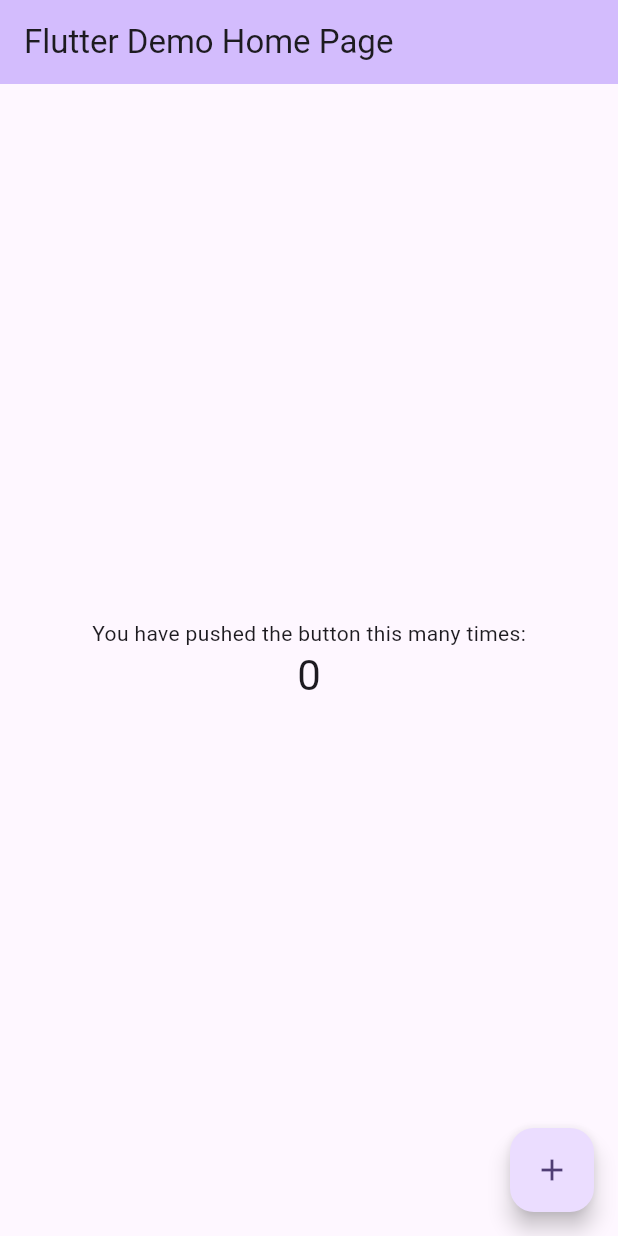
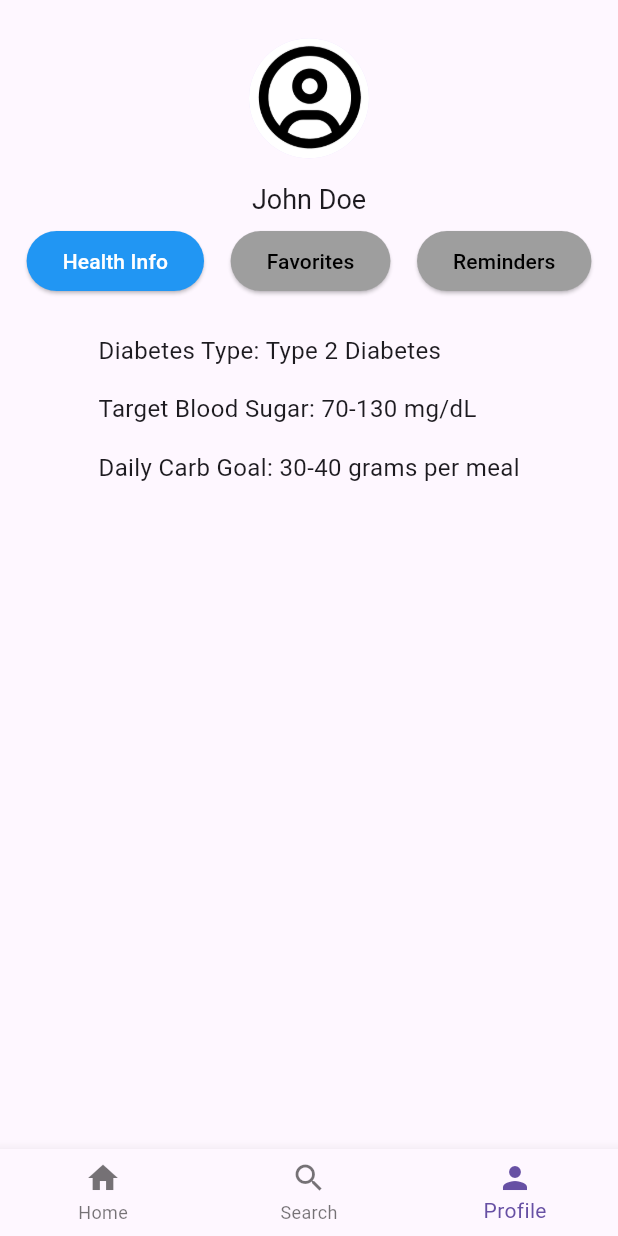
Before and after one commit to abhinavsrinivasan/DiabetesAndMe, a Flutter app: the screen it shows after launch, on a phone screen of 412 x 824 dp. Run offline on Flutter 3.47's test engine with Material 3 defaults, Android fonts, the phone set to English and light mode, and no system bars.

Commit message:
Profile page changes

```diff
--- a/diabetes_recipe_app/lib/Models/user_model.dart
+++ b/diabetes_recipe_app/lib/Models/user_model.dart
@@ -1,25 +1,32 @@
+// user_model.dart
+
+import 'package:flutter/material.dart';
+
 class UserModel {
-  String? name;
-  String? profilePicture;
-  Map<String, String>? healthInformation;
-  List<String>? favoriteRecipes;
-  Map<String, String>? reminders;
+  String name;
+  int age;
+  String bio;
+  ImageProvider profilePicture;
+  Map<String, String> healthInformation;
+  List<String> favoriteRecipes;
 
+  // Reminder properties
+  int dailyMealsGoal;
+  int dailyExercisesGoal;
+  int remainingMeals;
+  int remainingExercises;
 
+  // Constructor
   UserModel({
-    this.name,
-    this.profilePicture,
-    this.healthInformation,
-    this.favoriteRecipes,
-    this.reminders,
+    required this.name,
+    required this.age,
+    required this.bio,
+    required this.profilePicture,
+    required this.healthInformation,
+    required this.favoriteRecipes,
+    this.dailyMealsGoal = 0,
+    this.dailyExercisesGoal = 0,
+    this.remainingMeals = 0,
+    this.remainingExercises = 0,
   });
-
-
-  UserModel.fromJson(Map<String, dynamic> json) {
-    name = json['name'];
-    profilePicture = json['profilePicture'];
-    healthInformation = Map<String, String>.from(json['healthInformation'] ?? {});
-    favoriteRecipes = List<String>.from(json['favoriteRecipes'] ?? []);
-    reminders = Map<String, String>.from(json['reminders'] ?? {});
-  }
 }
--- a/diabetes_recipe_app/lib/Views/profileHealth_view.dart
+++ b/diabetes_recipe_app/lib/Views/profileHealth_view.dart
@@ -0,0 +1,130 @@
+import 'package:flutter/material.dart';
+import '../presenters/profile_presenter.dart';
+import 'profileFavorites_view.dart';
+import 'profileReminders_view.dart';
+
+class ProfileView extends StatefulWidget {
+  final ProfilePresenter presenter;
+
+  ProfileView({required this.presenter});
+
+  @override
+  _ProfileViewState createState() => _ProfileViewState();
+}
+
+class _ProfileViewState extends State<ProfileView> {
+  int _selectedIndex = 0; // Default to Health Information tab
+  late List<Widget> _views;
+
+  @override
+  void initState() {
+    super.initState();
+    _views = [
+      HealthInformationView(presenter: widget.presenter), // Health Info
+      FavoritesView(presenter: widget.presenter),         // Favorites
+      RemindersView(presenter: widget.presenter),         // Reminders
+    ];
+  }
+
+  void _onButtonTapped(int index) {
+    setState(() {
+      _selectedIndex = index; // Update selected index for the buttons
+    });
+  }
+
+  @override
+  Widget build(BuildContext context) {
+    return Scaffold(
+      appBar: _buildHeader(),
+      body: Column(
+        children: [
+          _buildButtonBar(), // Top button bar
+          Expanded(
+            child: _views[_selectedIndex], // Display selected view
+          ),
+        ],
+      ),
+    );
+  }
+
+  PreferredSizeWidget _buildHeader() {
+    return AppBar(
+      automaticallyImplyLeading: false,
+      title: Column(
+        children: [
+          SizedBox(height: 20), // Space above profile picture
+          CircleAvatar(
+            radius: 40,
+            backgroundImage: widget.presenter.userModel.profilePicture,
+          ),
+          SizedBox(height: 16), // Space between picture and name
+          Text(
+            widget.presenter.userModel.name,
+            style: TextStyle(
+              fontSize: 18,
+            ),
+          ),
+        ],
+      ),
+      centerTitle: true,
+      toolbarHeight: 150, // Increased height to move profile picture down
+      backgroundColor: Colors.transparent, // Optional: Transparent AppBar
+      elevation: 0, // Remove shadow
+    );
+  }
+
+  Widget _buildButtonBar() {
+    return Row(
+      mainAxisAlignment: MainAxisAlignment.spaceEvenly,
+      children: [
+        _buildButton('Health Info', 0),
+        _buildButton('Favorites', 1),
+        _buildButton('Reminders', 2),
+      ],
+    );
+  }
+
+  Widget _buildButton(String title, int index) {
+    return ElevatedButton(
+      onPressed: () {
+        _onButtonTapped(index);
+      },
+      child: Text(
+        title,
+        style: TextStyle(
+          color: _selectedIndex == index ? Colors.white : Colors.black,
+        ),
+      ),
+      style: ElevatedButton.styleFrom(
+        backgroundColor: _selectedIndex == index ? Colors.blue : Colors.grey,
+      ),
+    );
+  }
+}
+
+class HealthInformationView extends StatelessWidget {
+  final ProfilePresenter presenter;
+
+  HealthInformationView({required this.presenter});
+
+  @override
+  Widget build(BuildContext context) {
+    final healthStats = presenter.displayHealthStats();
+
+    return Padding(
+      padding: const EdgeInsets.all(16),
+      child: Column(
+        crossAxisAlignment: CrossAxisAlignment.start,
+        children: healthStats.entries.map((entry) {
+          return Padding(
+            padding: const EdgeInsets.symmetric(vertical: 8.0),
+            child: Text(
+              '${entry.key}: ${entry.value}',
+              style: TextStyle(fontSize: 16),
+            ),
+          );
+        }).toList(),
+      ),
+    );
+  }
+}
--- a/diabetes_recipe_app/lib/main.dart
+++ b/diabetes_recipe_app/lib/main.dart
@@ -1,125 +1,94 @@
 import 'package:flutter/material.dart';
+import 'models/user_model.dart';
+import 'presenters/profile_presenter.dart';
+import 'views/profileHealth_view.dart';
+import 'views/home_view.dart';
 
 void main() {
-  runApp(const MyApp());
+  runApp(MyApp());
 }
 
 class MyApp extends StatelessWidget {
-  const MyApp({super.key});
+  final UserModel userModel = UserModel(
+    name: "John Doe",
+    age: 30,
+    bio: "Managing Type 2 Diabetes",
+    profilePicture: AssetImage("assets/images/profile.png"),
+    healthInformation: {
+      "Diabetes Type": "Type 2 Diabetes",
+      "Target Blood Sugar": "70-130 mg/dL",
+      "Daily Carb Goal": "30-40 grams per meal",
+    },
+    favoriteRecipes: ["Feta Pasta", "Chicken Salad", "Avocado Toast"],
+    dailyMealsGoal: 3,
+    dailyExercisesGoal: 2,
+    remainingMeals: 3,
+    remainingExercises: 2,
+  );
 
-  // This widget is the root of your application.
   @override
   Widget build(BuildContext context) {
+    final presenter = ProfilePresenter(userModel);
+
     return MaterialApp(
-      title: 'Flutter Demo',
-      theme: ThemeData(
-        // This is the theme of your application.
-        //
-        // TRY THIS: Try running your application with "flutter run". You'll see
-        // the application has a purple toolbar. Then, without quitting the app,
-        // try changing the seedColor in the colorScheme below to Colors.green
-        // and then invoke "hot reload" (save your changes or press the "hot
-        // reload" button in a Flutter-supported IDE, or press "r" if you used
-        // the command line to start the app).
-        //
-        // Notice that the counter didn't reset back to zero; the application
-        // state is not lost during the reload. To reset the state, use hot
-        // restart instead.
-        //
-        // This works for code too, not just values: Most code changes can be
-        // tested with just a hot reload.
-        colorScheme: ColorScheme.fromSeed(seedColor: Colors.deepPurple),
-        useMaterial3: true,
-      ),
-      home: const MyHomePage(title: 'Flutter Demo Home Page'),
+      title: 'Diabetes Recipe App',
+      home: MainPage(presenter: presenter),
     );
   }
 }
 
-class MyHomePage extends StatefulWidget {
-  const MyHomePage({super.key, required this.title});
+class MainPage extends StatefulWidget {
+  final ProfilePresenter presenter;
 
-  // This widget is the home page of your application. It is stateful, meaning
-  // that it has a State object (defined below) that contains fields that affect
-  // how it looks.
-
-  // This class is the configuration for the state. It holds the values (in this
-  // case the title) provided by the parent (in this case the App widget) and
-  // used by the build method of the State. Fields in a Widget subclass are
-  // always marked "final".
-
-  final String title;
+  MainPage({required this.presenter});
 
   @override
-  State<MyHomePage> createState() => _MyHomePageState();
+  _MainPageState createState() => _MainPageState();
 }
 
-class _MyHomePageState extends State<MyHomePage> {
-  int _counter = 0;
+class _MainPageState extends State<MainPage> {
+  int _selectedIndex = 2; // Default to Profile tab
 
-  void _incrementCounter() {
+  late List<Widget> _pages;
+
+  @override
+  void initState() {
+    super.initState();
+    _pages = [
+      Center(child: Text("Home View Placeholder")), // Replace with actual HomeView
+      Center(child: Text("Search View Placeholder")), // Replace with SearchView
+      ProfileView(presenter: widget.presenter), // Profile page
+    ];
+  }
+
+  void _onItemTapped(int index) {
     setState(() {
-      // This call to setState tells the Flutter framework that something has
-      // changed in this State, which causes it to rerun the build method below
-      // so that the display can reflect the updated values. If we changed
-      // _counter without calling setState(), then the build method would not be
-      // called again, and so nothing would appear to happen.
-      _counter++;
+      _selectedIndex = index;
     });
   }
 
   @override
   Widget build(BuildContext context) {
-    // This method is rerun every time setState is called, for instance as done
-    // by the _incrementCounter method above.
-    //
-    // The Flutter framework has been optimized to make rerunning build methods
-    // fast, so that you can just rebuild anything that needs updating rather
-    // than having to individually change instances of widgets.
     return Scaffold(
-      appBar: AppBar(
-        // TRY THIS: Try changing the color here to a specific color (to
-        // Colors.amber, perhaps?) and trigger a hot reload to see the AppBar
-        // change color while the other colors stay the same.
-        backgroundColor: Theme.of(context).colorScheme.inversePrimary,
-        // Here we take the value from the MyHomePage object that was created by
-        // the App.build method, and use it to set our appbar title.
-        title: Text(widget.title),
+      body: _pages[_selectedIndex], // Display the selected page
+      bottomNavigationBar: BottomNavigationBar(
+        currentIndex: _selectedIndex,
+        items: [
+          BottomNavigationBarItem(
+            icon: Icon(Icons.home),
+            label: 'Home',
+          ),
+          BottomNavigationBarItem(
+            icon: Icon(Icons.search),
+            label: 'Search',
+          ),
+          BottomNavigationBarItem(
+            icon: Icon(Icons.person),
+            label: 'Profile',
+          ),
+        ],
+        onTap: _onItemTapped,
       ),
-      body: Center(
-        // Center is a layout widget. It takes a single child and positions it
-        // in the middle of the parent.
-        child: Column(
-          // Column is also a layout widget. It takes a list of children and
-          // arranges them vertically. By default, it sizes itself to fit its
-          // children horizontally, and tries to be as tall as its parent.
-          //
-          // Column has various properties to control how it sizes itself and
-          // how it positions its children. Here we use mainAxisAlignment to
-          // center the children vertically; the main axis here is the vertical
-          // axis because Columns are vertical (the cross axis would be
-          // horizontal).
-          //
-          // TRY THIS: Invoke "debug painting" (choose the "Toggle Debug Paint"
-          // action in the IDE, or press "p" in the console), to see the
-          // wireframe for each widget.
-          mainAxisAlignment: MainAxisAlignment.center,
-          children: <Widget>[
-            const Text(
-              'You have pushed the button this many times:',
-            ),
-            Text(
-              '$_counter',
-              style: Theme.of(context).textTheme.headlineMedium,
-            ),
-          ],
-        ),
-      ),
-      floatingActionButton: FloatingActionButton(
-        onPressed: _incrementCounter,
-        tooltip: 'Increment',
-        child: const Icon(Icons.add),
-      ), // This trailing comma makes auto-formatting nicer for build methods.
     );
   }
 }
--- a/diabetes_recipe_app/pubspec.yaml
+++ b/diabetes_recipe_app/pubspec.yaml
@@ -59,9 +59,9 @@ flutter:
   uses-material-design: true
 
   # To add assets to your application, add an assets section, like this:
-  # assets:
-  #   - images/a_dot_burr.jpeg
-  #   - images/a_dot_ham.jpeg
+  assets:
+    - assets/images/profile.png
+
 
   # An image asset can refer to one or more resolution-specific "variants", see
   # https://flutter.dev/to/resolution-aware-images
```
Also changed, not shown: diabetes_recipe_app/lib/Presenters/profile_presenter.dart (+57 -0 lines), diabetes_recipe_app/lib/Views/profileFavorites_view.dart (+23 -0 lines), diabetes_recipe_app/lib/Views/profileReminders_view.dart (added, +61 -0 lines), diabetes_recipe_app/assets/images/profile.png (added), 1 other file.
